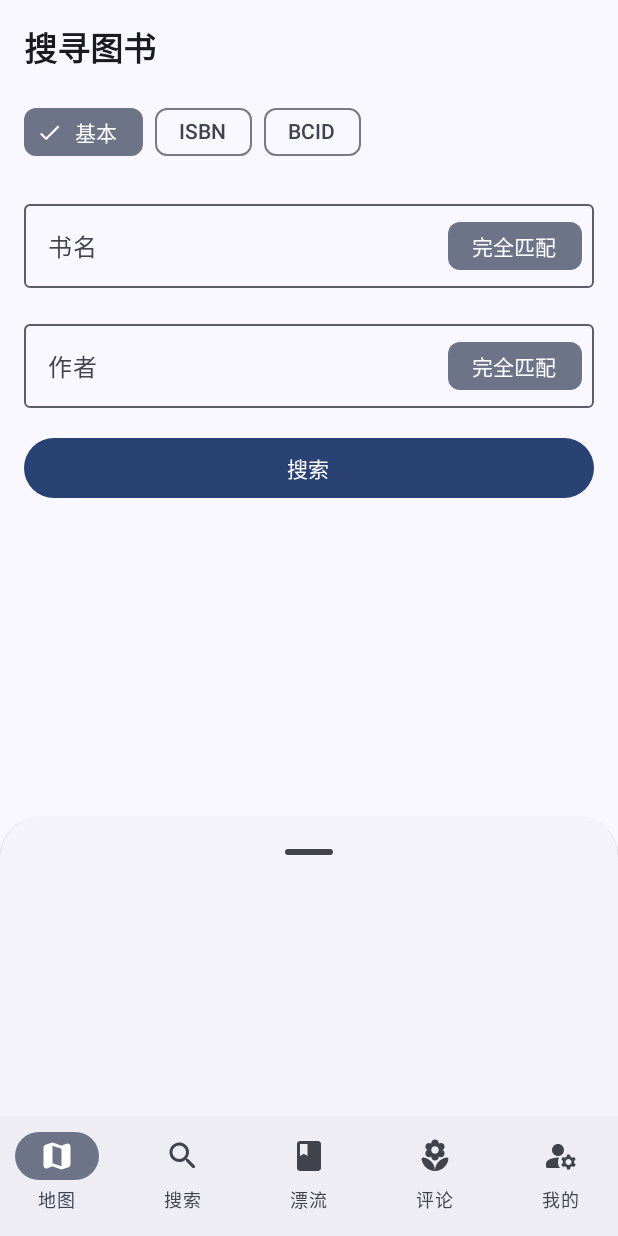
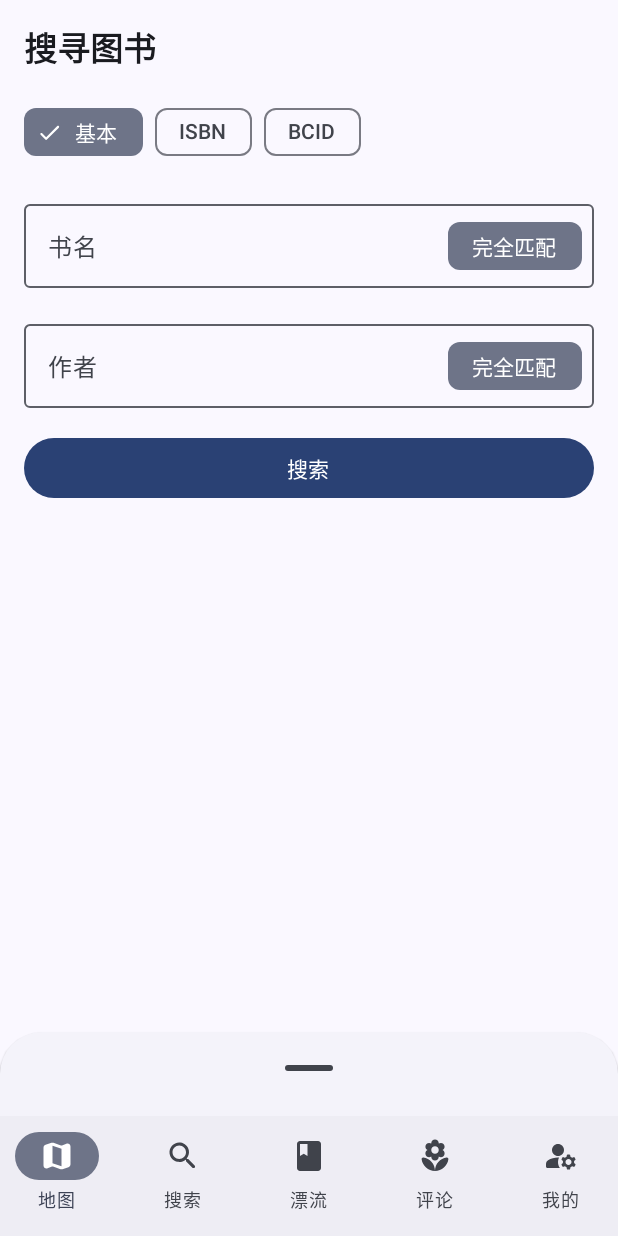
Before and after one commit to Mai-hh/BookCrosser, an Android app built with Jetpack Compose: the SearchRoute screen opened through its navigation route, on a phone screen of 412 x 824 dp. Run offline under Robolectric (Android 15) with nearby library versions, the phone set to English and light mode, and no system bars; our stand-ins replace constraintlayout-compose.

Commit message:
优化搜索页面

```diff
--- a/app/src/main/java/com/huaihao/bookcrosser/ui/main/search/SearchScreen.kt
+++ b/app/src/main/java/com/huaihao/bookcrosser/ui/main/search/SearchScreen.kt
@@ -39,7 +39,6 @@ fun SearchScreen(uiState: SearchUiState, onEvent: (event: SearchEvent) -> Unit)
     val sheetState = rememberBottomSheetScaffoldState()
     Surface(modifier = Modifier.supportWideScreen()) {
         BottomSheetScaffold(
-            sheetPeekHeight = 200.dp,
             scaffoldState = sheetState,
             sheetContent = {
                 Column(modifier = Modifier.fillMaxSize()) {
```
